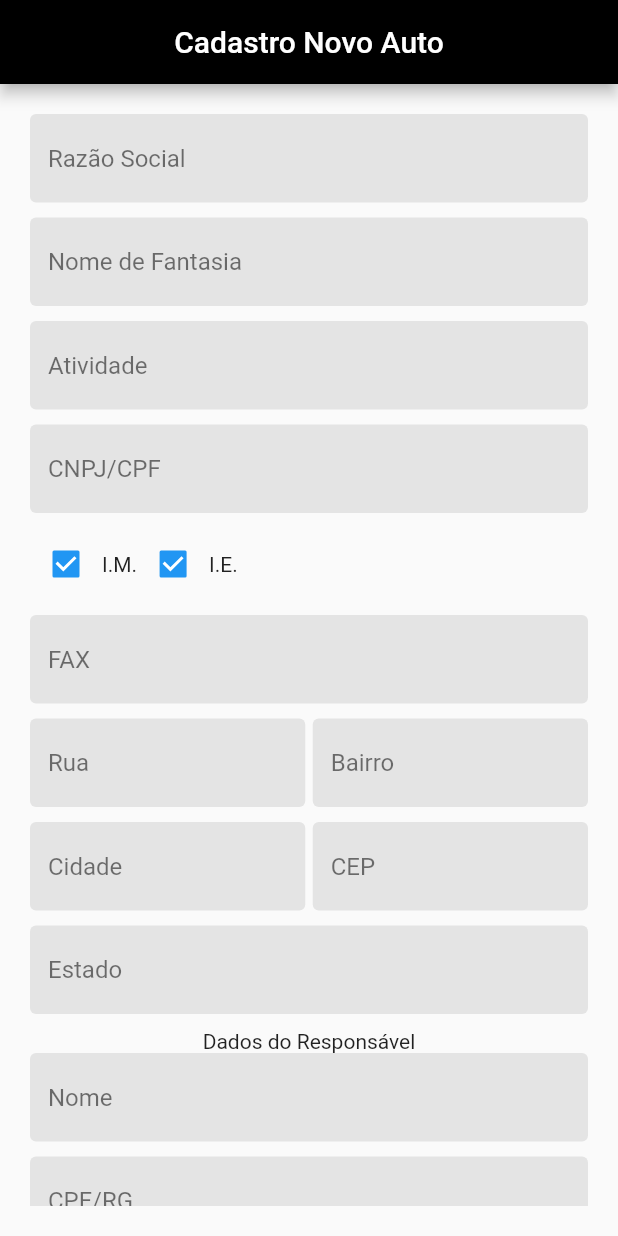
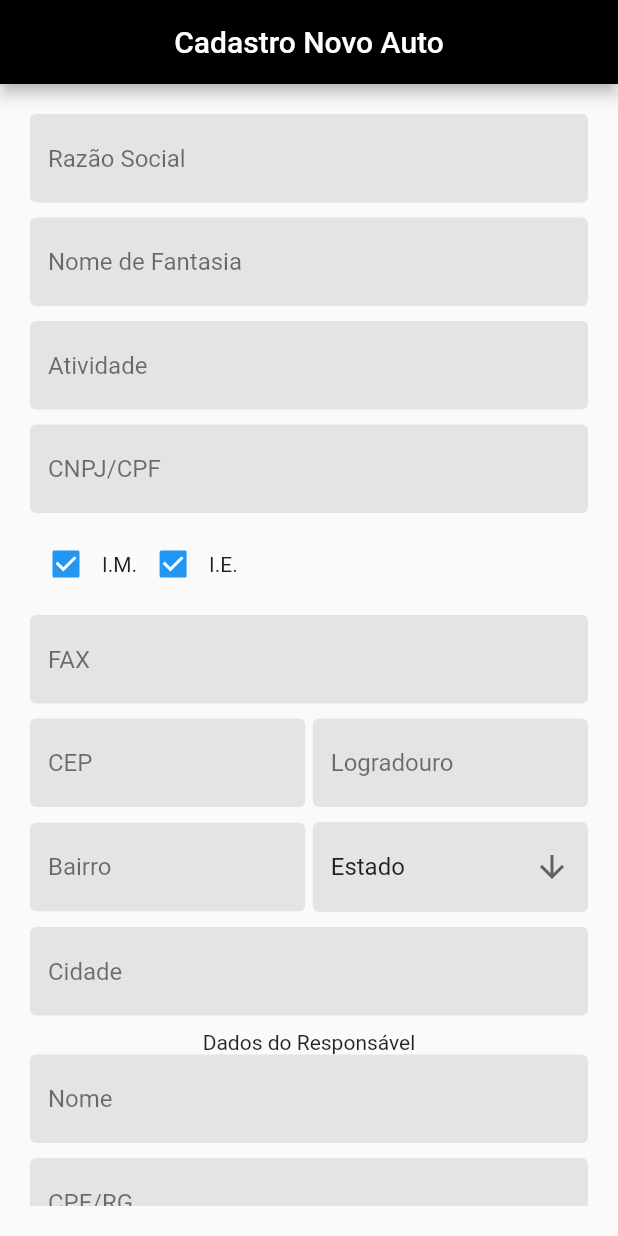
Before and after one commit to Danielmtdc16/projeto_procon, a Flutter app: the screen it shows after launch, on a phone screen of 412 x 824 dp. Run offline on Flutter 3.47's test engine with Material 2 defaults, Android fonts, the phone set to English and light mode, and no system bars.

Commit message:
tela de cadastro quase concluída

```diff
--- a/lib/constantes/constantes.dart
+++ b/lib/constantes/constantes.dart
@@ -12,3 +12,21 @@ const TextStyle kEstiloTextoContainerPersonalizado = TextStyle(fontSize: 20, col
 const double kalturaEspacamento = 30;
 const double kalturaContainerPersonalizado = 50;
 const double kalturaCardDeAutuacao = 80;
+
+const List<String> klistaDeEstados = <String>['Estado','PI', 'AL', 'AP',
+'AM', 'BA', 'CE', 'DF', 'ES', 'GO', 'MA', 'MT', 'MS', 'MG',
+'PA', 'PB', 'PR', 'PE', 'AC', 'RJ', 'RN', 'RS', 'RO', 'RR',
+'RO', 'RR', 'SC', 'SP', 'SE', 'TO'];
+
+const InputDecoration kDecoracaoDeCampos = InputDecoration(
+  hintStyle: TextStyle(color: Colors.black54),
+  enabledBorder: OutlineInputBorder(borderSide: BorderSide(
+      color: Colors.transparent
+  ),),
+  focusedBorder: OutlineInputBorder(borderSide: BorderSide(
+      color: Colors.transparent
+  ),),
+  fillColor: kCinzaMuitoClaro,
+  filled: true,
+  floatingLabelBehavior: FloatingLabelBehavior.never,
+);
--- a/lib/main.dart
+++ b/lib/main.dart
@@ -4,7 +4,7 @@ import 'pages/tela_login.dart';
 import 'package:flutter_localizations/flutter_localizations.dart';
 
 void main() {
-  runApp(MaterialApp(
+  runApp(const MaterialApp(
     localizationsDelegates: [
       GlobalMaterialLocalizations.delegate
     ],
--- a/lib/pages/tela_cadastro_autuacao.dart
+++ b/lib/pages/tela_cadastro_autuacao.dart
@@ -3,6 +3,7 @@ import 'package:intl/intl.dart';
 import 'package:projeto_procon/constantes/constantes.dart';
 import '../widgets/text_field.dart';
 import '../widgets/container_personalizado.dart';
+import '../widgets/dropdownButton_Estados.dart';
 
 class TelaCadastroAuto extends StatefulWidget {
   const TelaCadastroAuto({Key? key}) : super(key: key);
@@ -51,21 +52,21 @@ class _TelaCadastroAutoState extends State<TelaCadastroAuto> {
                 SizedBox(height: 10,),
                 Row(
                   children: [
-                    Expanded(child: MeuTextField(hintTextInput: "Rua"),),
+                    Expanded(child: MeuTextField(hintTextInput: "CEP"),),
                     SizedBox(width: 5,),
-                    Expanded(child: MeuTextField(hintTextInput: "Bairro"),)
+                    Expanded(child: MeuTextField(hintTextInput: "Logradouro"),),
                   ],
                 ),
                 SizedBox(height: 10,),
                 Row(
                   children: [
-                    Expanded(child: MeuTextField(hintTextInput: "Cidade"),),
+                    Expanded(child: MeuTextField(hintTextInput: "Bairro"),),
                     SizedBox(width: 5,),
-                    Expanded(child: MeuTextField(hintTextInput: "CEP"),)
+                    Expanded(child: DropdownButton_Estados()),
                   ],
                 ),
                 SizedBox(height: 10,),
-                MeuTextField(hintTextInput: "Estado"),
+                MeuTextField(hintTextInput: "Cidade"),
                 SizedBox(height: 10,),
                 Text("Dados do Responsável"),
                 MeuTextField(hintTextInput: "Nome"),
@@ -74,21 +75,21 @@ class _TelaCadastroAutoState extends State<TelaCadastroAuto> {
                 SizedBox(height: 10,),
                 Row(
                   children: [
-                    Expanded(child: MeuTextField(hintTextInput: "Rua"),),
+                    Expanded(child: MeuTextField(hintTextInput: "CEP"),),
                     SizedBox(width: 5,),
-                    Expanded(child: MeuTextField(hintTextInput: "Bairro"),)
+                    Expanded(child: MeuTextField(hintTextInput: "Logradouro"),)
                   ],
                 ),
                 SizedBox(height: 10,),
                 Row(
                   children: [
-                    Expanded(child: MeuTextField(hintTextInput: "Cidade"),),
+                    Expanded(child: MeuTextField(hintTextInput: "Bairro"),),
                     SizedBox(width: 5,),
-                    Expanded(child: MeuTextField(hintTextInput: "CEP"),)
+                    Expanded(child: DropdownButton_Estados()),
                   ],
                 ),
                 SizedBox(height: 10,),
-                MeuTextField(hintTextInput: "Estado"),
+                MeuTextField(hintTextInput: "Cidade"),
                 SizedBox(height: 10,),
                 MeuTextField(hintTextInput: "Telefone"),
                 SizedBox(height: 10,),
@@ -101,16 +102,13 @@ class _TelaCadastroAutoState extends State<TelaCadastroAuto> {
                   ],
                 ),
                 SizedBox(height: 10,),
-                Text("Comissão Legal"),
+                Text("Cominação Legal"),
                 Text("Preencha os campos abaixo:"),
                 Row(
                   children: [
                     Expanded(child: ContainerPersonalizado(
                       aoPressionar: () async {
-                        TimeOfDay? newTime = await showTimePicker(
-                            context: context,
-                            initialTime: TimeOfDay(hour: 20, minute: 38),
-                        );
+                        TimeOfDay? newTime = await obterHora(context);
 
                         if (newTime == null) return;
 
@@ -141,12 +139,15 @@ class _TelaCadastroAutoState extends State<TelaCadastroAuto> {
                         style: kEstiloTextoContainerPersonalizado.copyWith(fontSize: 14),
                       ),
                     ),),
-
                   ],
                 ),
-
-
-
+                SizedBox(height: 10,),
+                Text("Irregularidade Constatada:"),
+                SizedBox(height: 3,),
+                TextFormField(
+                  decoration: kDecoracaoDeCampos,
+                  maxLines: 20,
+                )
               ],
             ),
           ),
@@ -165,3 +166,10 @@ Future<DateTime?> obterData(BuildContext context) async{
       lastDate: DateTime(2100)
   );
 }
+
+Future<TimeOfDay?> obterHora(BuildContext context) async {
+  return showTimePicker(
+      context: context,
+      initialTime: TimeOfDay(hour: 20, minute: 20)
+  );
+}
--- /dev/null
+++ b/lib/widgets/dropdownButton_Estados.dart
@@ -0,0 +1,44 @@
+import 'package:flutter/material.dart';
+import '../constantes/constantes.dart';
+
+// ignore: camel_case_types
+class DropdownButton_Estados extends StatefulWidget {
+  const DropdownButton_Estados({Key? key}) : super(key: key);
+
+  @override
+  State<DropdownButton_Estados> createState() => _DropdownButton_EstadosState();
+}
+
+// ignore: camel_case_types
+class _DropdownButton_EstadosState extends State<DropdownButton_Estados> {
+
+  String dropdownValue = klistaDeEstados.first;
+
+  @override
+  Widget build(BuildContext context) {
+    return SizedBox(
+      height: 60,
+      child: DropdownButtonFormField<String>(
+          menuMaxHeight: 500,
+          borderRadius: const BorderRadius.all(Radius.circular(4)),
+          decoration: kDecoracaoDeCampos,
+          isExpanded: true,
+          hint: const Text('Selecione o Estado'),
+          value: dropdownValue,
+          icon: const Icon(Icons.arrow_downward),
+          elevation: 20,
+          onChanged: (String? value){
+            setState(() {
+              dropdownValue = value!;
+            });
+          },
+          items: klistaDeEstados.map<DropdownMenuItem<String>>((String value){
+            return DropdownMenuItem<String>(
+              value: value,
+              child: Text(value),
+            );
+          }).toList(),
+      ),
+    );
+  }
+}
--- a/pubspec.yaml
+++ b/pubspec.yaml
@@ -36,6 +36,7 @@ dependencies:
   # Use with the CupertinoIcons class for iOS style icons.
   cupertino_icons: ^1.0.2
   intl_utils: ^2.8.1
+  date_field: ^3.0.2
 dev_dependencies:
   flutter_test:
     sdk: flutter
```
Also changed, not shown: pubspec.lock.
